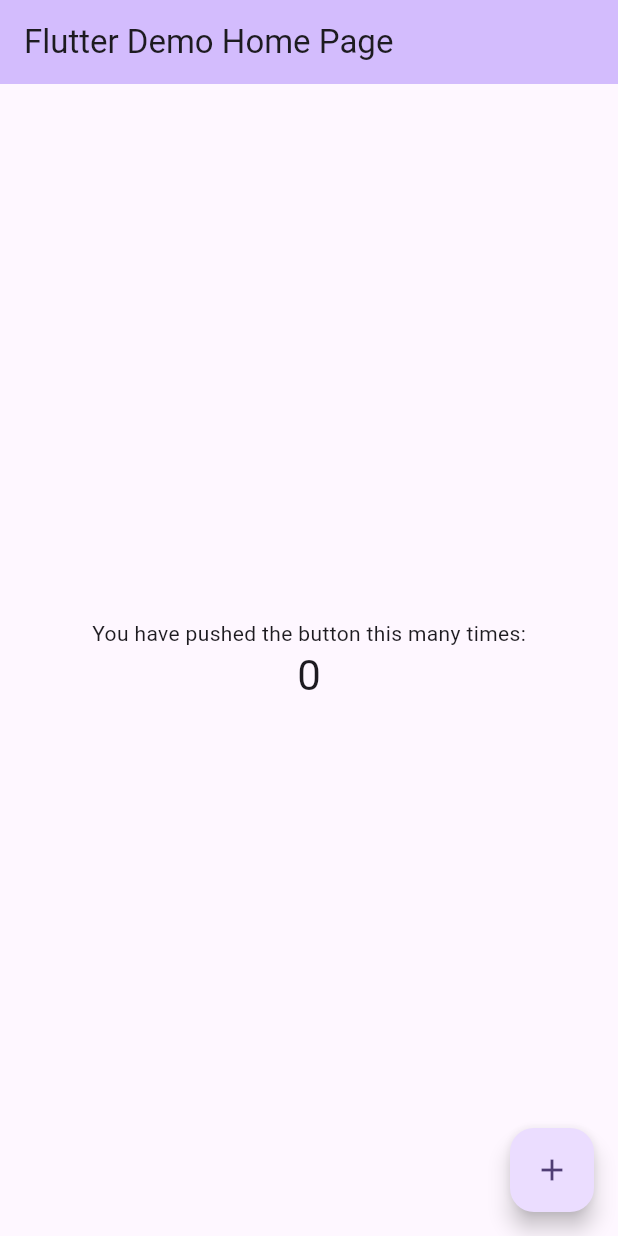
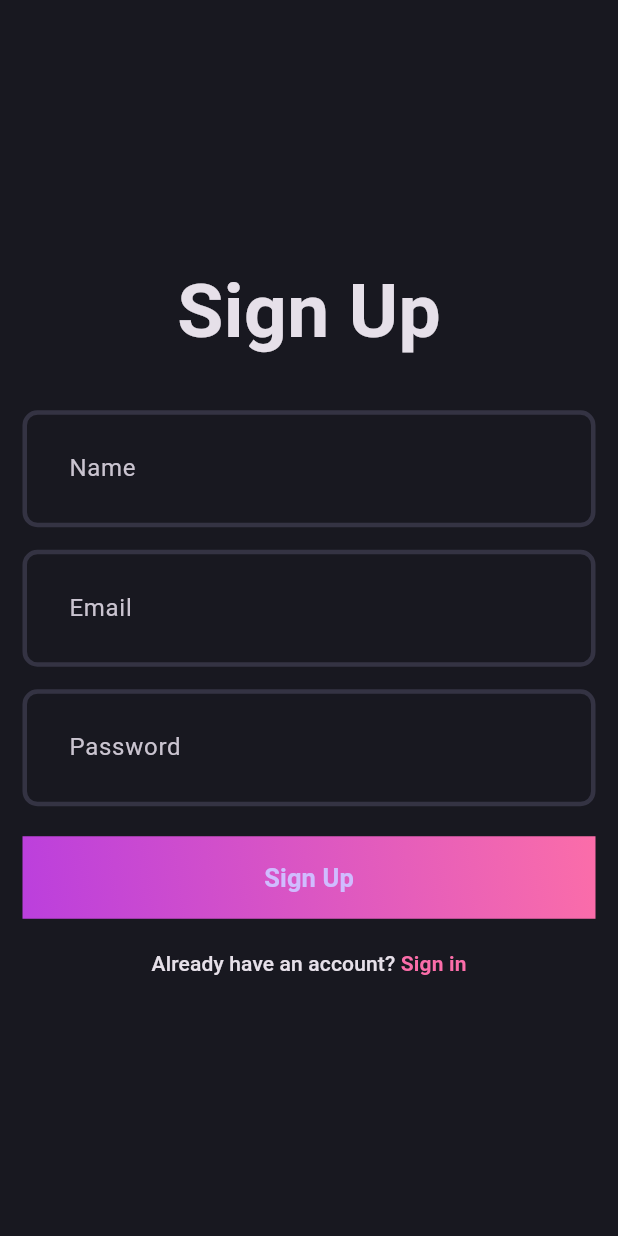
Before and after one commit to ZEAB-H/share_blog_app, a Flutter app: the screen it shows after launch, on a phone screen of 412 x 824 dp. Run offline on Flutter 3.47's test engine with Material 3 defaults, Android fonts, the phone set to English and light mode, and no system bars.

Commit message:
Sign Up Page UI and Input Validation

```diff
--- /dev/null
+++ b/lib/core/theme/app_pallete.dart
@@ -0,0 +1,13 @@
+import 'package:flutter/material.dart';
+
+class AppPallete {
+  static const Color backgroundColor = Color.fromRGBO(24, 24, 32, 1);
+  static const Color gradient1 = Color.fromRGBO(187, 63, 221, 1);
+  static const Color gradient2 = Color.fromRGBO(251, 109, 169, 1);
+  static const Color gradient3 = Color.fromRGBO(255, 159, 124, 1);
+  static const Color borderColor = Color.fromRGBO(52, 51, 67, 1);
+  static const Color whiteColor = Colors.white;
+  static const Color greyColor = Colors.grey;
+  static const Color errorColor = Colors.redAccent;
+  static const Color transparentColor = Colors.transparent;
+}
--- /dev/null
+++ b/lib/core/theme/theme.dart
@@ -0,0 +1,17 @@
+import 'package:flutter/material.dart';
+import 'package:share_blog_app/core/theme/app_pallete.dart';
+
+class AppTheme {
+  static _border([Color color = AppPallete.borderColor]) => OutlineInputBorder(
+      borderSide: BorderSide(
+        color: color,
+        width: 3,
+      ),
+      borderRadius: BorderRadius.circular(10));
+  static final darkThemeMode = ThemeData.dark().copyWith(
+      scaffoldBackgroundColor: AppPallete.backgroundColor,
+      inputDecorationTheme: InputDecorationTheme(
+          contentPadding: const EdgeInsets.all(27),
+          enabledBorder: _border(),
+          focusedBorder: _border(AppPallete.gradient2)));
+}
--- /dev/null
+++ b/lib/features/auth/presentation/pages/signup_page.dart
@@ -0,0 +1,78 @@
+import 'package:flutter/material.dart';
+import 'package:share_blog_app/core/theme/app_pallete.dart';
+import 'package:share_blog_app/features/auth/presentation/widgets/auth_field.dart';
+import 'package:share_blog_app/features/auth/presentation/widgets/auth_gradient_button.dart';
+
+class SignUpPage extends StatefulWidget {
+  const SignUpPage({super.key});
+
+  @override
+  State<SignUpPage> createState() => _SignUpPageState();
+}
+
+class _SignUpPageState extends State<SignUpPage> {
+  final emailController = TextEditingController();
+  final passwordController = TextEditingController();
+  final nameController = TextEditingController();
+  final formKey = GlobalKey<FormState>();
+
+  @override
+  void dispose() {
+    emailController.dispose();
+    nameController.dispose();
+    passwordController.dispose();
+    super.dispose();
+  }
+
+  @override
+  Widget build(BuildContext context) {
+    formKey.currentState?.validate();
+    return Scaffold(
+      body: Padding(
+        padding: const EdgeInsets.all(15.0),
+        child: Form(
+          key: formKey,
+          child: Column(
+            mainAxisAlignment: MainAxisAlignment.center,
+            children: [
+              Text(
+                'Sign Up',
+                style: TextStyle(fontSize: 50, fontWeight: FontWeight.bold),
+              ),
+              const SizedBox(height: 30),
+              AuthField(
+                hintText: "Name",
+                controller: nameController,
+              ),
+              const SizedBox(height: 15),
+              AuthField(
+                hintText: "Email",
+                controller: emailController,
+              ),
+              const SizedBox(height: 15),
+              AuthField(
+                hintText: "Password",
+                controller: passwordController,
+                isObscureText: true,
+              ),
+              const SizedBox(height: 20),
+              AuthGradientButton(),
+              const SizedBox(height: 20),
+              RichText(
+                  text: TextSpan(
+                      text: "Already have an account? ",
+                      style: Theme.of(context).textTheme.titleSmall,
+                      children: [
+                    TextSpan(
+                        text: 'Sign in',
+                        style: Theme.of(context).textTheme.titleSmall?.copyWith(
+                            color: AppPallete.gradient2,
+                            fontWeight: FontWeight.w600))
+                  ]))
+            ],
+          ),
+        ),
+      ),
+    );
+  }
+}
--- /dev/null
+++ b/lib/features/auth/presentation/widgets/auth_field.dart
@@ -0,0 +1,28 @@
+import 'package:flutter/material.dart';
+
+class AuthField extends StatelessWidget {
+  final String hintText;
+  final TextEditingController controller;
+  final bool isObscureText;
+  const AuthField(
+      {super.key,
+      required this.hintText,
+      required this.controller,
+      this.isObscureText = false});
+
+  @override
+  Widget build(BuildContext context) {
+    return TextFormField(
+      decoration: InputDecoration(
+        hintText: hintText,
+      ),
+      controller: controller,
+      validator: (value) {
+        if (value!.isEmpty) {
+          return "$hintText is missing";
+        }
+      },
+      obscureText: isObscureText,
+    );
+  }
+}
--- /dev/null
+++ b/lib/features/auth/presentation/widgets/auth_gradient_button.dart
@@ -0,0 +1,31 @@
+import 'package:flutter/material.dart';
+import 'package:share_blog_app/core/theme/app_pallete.dart';
+
+class AuthGradientButton extends StatelessWidget {
+  const AuthGradientButton({super.key});
+
+  @override
+  Widget build(BuildContext context) {
+    return Container(
+      decoration: BoxDecoration(
+          gradient: LinearGradient(
+              colors: [AppPallete.gradient1, AppPallete.gradient2],
+              begin: Alignment.bottomLeft,
+              end: Alignment.topRight)),
+      child: ElevatedButton(
+        onPressed: () {},
+        style: ElevatedButton.styleFrom(
+            fixedSize: Size(395, 55),
+            backgroundColor: AppPallete.transparentColor,
+            shadowColor: AppPallete.transparentColor),
+        child: Text(
+          'Sign Up',
+          style: TextStyle(
+            fontSize: 17,
+            fontWeight: FontWeight.w600,
+          ),
+        ),
+      ),
+    );
+  }
+}
--- a/lib/main.dart
+++ b/lib/main.dart
@@ -1,4 +1,6 @@
 import 'package:flutter/material.dart';
+import 'package:share_blog_app/core/theme/theme.dart';
+import 'package:share_blog_app/features/auth/presentation/pages/signup_page.dart';
 
 void main() {
   runApp(const MyApp());
@@ -7,119 +9,12 @@
 class MyApp extends StatelessWidget {
   const MyApp({super.key});
 
-  // This widget is the root of your application.
   @override
   Widget build(BuildContext context) {
     return MaterialApp(
       title: 'Flutter Demo',
-      theme: ThemeData(
-        // This is the theme of your application.
-        //
-        // TRY THIS: Try running your application with "flutter run". You'll see
-        // the application has a purple toolbar. Then, without quitting the app,
-        // try changing the seedColor in the colorScheme below to Colors.green
-        // and then invoke "hot reload" (save your changes or press the "hot
-        // reload" button in a Flutter-supported IDE, or press "r" if you used
-        // the command line to start the app).
-        //
-        // Notice that the counter didn't reset back to zero; the application
-        // state is not lost during the reload. To reset the state, use hot
-        // restart instead.
-        //
-        // This works for code too, not just values: Most code changes can be
-        // tested with just a hot reload.
-        colorScheme: ColorScheme.fromSeed(seedColor: Colors.deepPurple),
-        useMaterial3: true,
-      ),
-      home: const MyHomePage(title: 'Flutter Demo Home Page'),
+      theme: AppTheme.darkThemeMode,
+      home: const SignUpPage(),
     );
   }
 }
-
-class MyHomePage extends StatefulWidget {
-  const MyHomePage({super.key, required this.title});
-
-  // This widget is the home page of your application. It is stateful, meaning
-  // that it has a State object (defined below) that contains fields that affect
-  // how it looks.
-
-  // This class is the configuration for the state. It holds the values (in this
-  // case the title) provided by the parent (in this case the App widget) and
-  // used by the build method of the State. Fields in a Widget subclass are
-  // always marked "final".
-
-  final String title;
-
-  @override
-  State<MyHomePage> createState() => _MyHomePageState();
-}
-
-class _MyHomePageState extends State<MyHomePage> {
-  int _counter = 0;
-
-  void _incrementCounter() {
-    setState(() {
-      // This call to setState tells the Flutter framework that something has
-      // changed in this State, which causes it to rerun the build method below
-      // so that the display can reflect the updated values. If we changed
-      // _counter without calling setState(), then the build method would not be
-      // called again, and so nothing would appear to happen.
-      _counter++;
-    });
-  }
-
-  @override
-  Widget build(BuildContext context) {
-    // This method is rerun every time setState is called, for instance as done
-    // by the _incrementCounter method above.
-    //
-    // The Flutter framework has been optimized to make rerunning build methods
-    // fast, so that you can just rebuild anything that needs updating rather
-    // than having to individually change instances of widgets.
-    return Scaffold(
-      appBar: AppBar(
-        // TRY THIS: Try changing the color here to a specific color (to
-        // Colors.amber, perhaps?) and trigger a hot reload to see the AppBar
-        // change color while the other colors stay the same.
-        backgroundColor: Theme.of(context).colorScheme.inversePrimary,
-        // Here we take the value from the MyHomePage object that was created by
-        // the App.build method, and use it to set our appbar title.
-        title: Text(widget.title),
-      ),
-      body: Center(
-        // Center is a layout widget. It takes a single child and positions it
-        // in the middle of the parent.
-        child: Column(
-          // Column is also a layout widget. It takes a list of children and
-          // arranges them vertically. By default, it sizes itself to fit its
-          // children horizontally, and tries to be as tall as its parent.
-          //
-          // Column has various properties to control how it sizes itself and
-          // how it positions its children. Here we use mainAxisAlignment to
-          // center the children vertically; the main axis here is the vertical
-          // axis because Columns are vertical (the cross axis would be
-          // horizontal).
-          //
-          // TRY THIS: Invoke "debug painting" (choose the "Toggle Debug Paint"
-          // action in the IDE, or press "p" in the console), to see the
-          // wireframe for each widget.
-          mainAxisAlignment: MainAxisAlignment.center,
-          children: <Widget>[
-            const Text(
-              'You have pushed the button this many times:',
-            ),
-            Text(
-              '$_counter',
-              style: Theme.of(context).textTheme.headlineMedium,
-            ),
-          ],
-        ),
-      ),
-      floatingActionButton: FloatingActionButton(
-        onPressed: _incrementCounter,
-        tooltip: 'Increment',
-        child: const Icon(Icons.add),
-      ), // This trailing comma makes auto-formatting nicer for build methods.
-    );
-  }
-}
```
